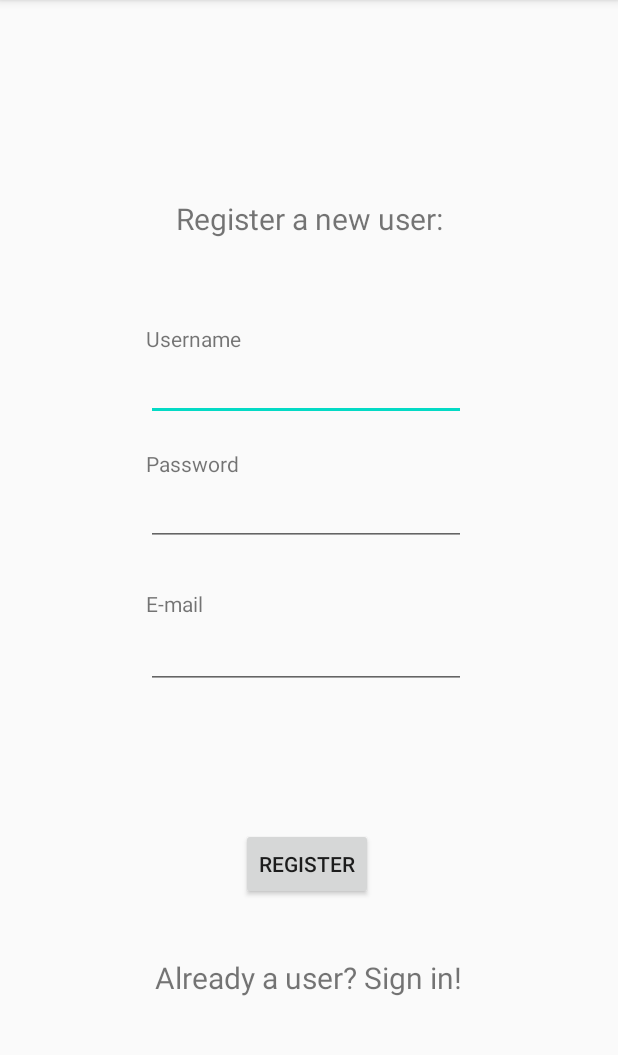
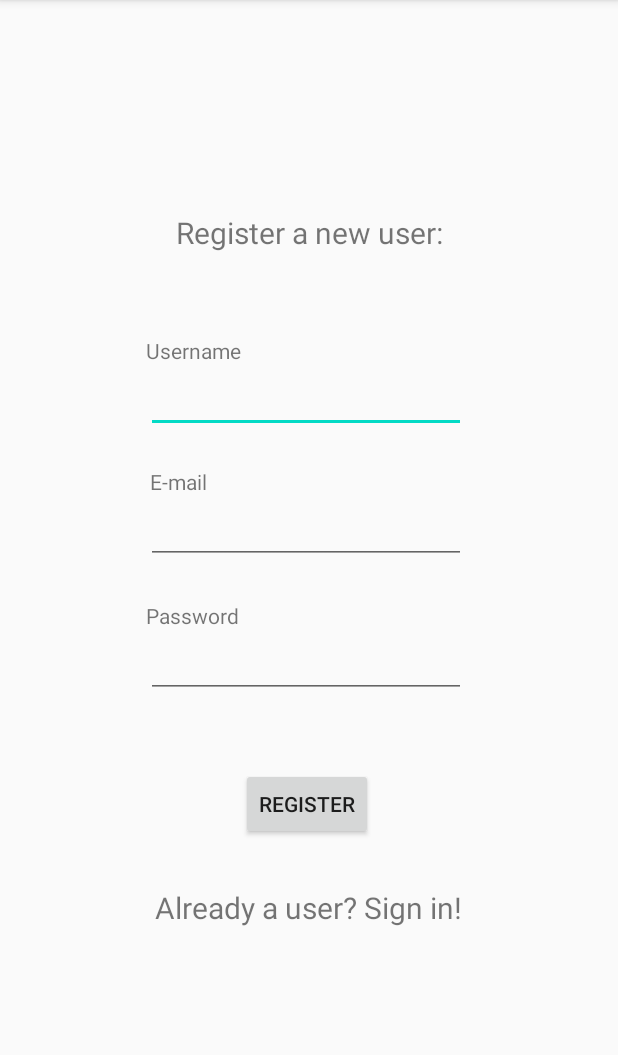
Before and after one commit to Tompparella/CiviVPlanner, an Android app: the screen it shows after launch (Register), after a tap on "New user? Register here", on a phone screen of 412 x 824 dp, the part 84-1139 px from its top. Run offline under Robolectric (Android 15) with nearby library versions, the phone set to English and light mode, and no system bars; our stand-ins replace Firebase (no records; nobody signed in at launch, a user with empty details on screens opened directly).

Commit message:
Toimiva käyttäjänhallinta, kirjautuminen, rekisteröityminen ja uloskirjautuminen.

```diff
--- a/app/src/main/java/com/example/javaharkka/Login.java
+++ b/app/src/main/java/com/example/javaharkka/Login.java
@@ -1,19 +1,51 @@
 package com.example.javaharkka;
 
+import androidx.annotation.NonNull;
 import androidx.appcompat.app.AppCompatActivity;
 
 import android.content.Intent;
 import android.os.Bundle;
 import android.view.View;
+import android.widget.Button;
+import android.widget.EditText;
 import android.widget.TextView;
+import android.widget.Toast;
+
+import com.google.android.gms.tasks.OnCompleteListener;
+import com.google.android.gms.tasks.Task;
+import com.google.firebase.auth.AuthResult;
+import com.google.firebase.auth.FirebaseAuth;
+import com.google.firebase.auth.FirebaseUser;
 
 public class Login extends AppCompatActivity {
 
     private TextView userRegister;
+    private FirebaseAuth fbAuth;
+    private EditText userEmail, userPswrd;
+    private Button btnLogin;
+
     @Override
     protected void onCreate(Bundle savedInstanceState) {
         super.onCreate(savedInstanceState);
         setContentView(R.layout.activity_login);
+
+        btnLogin = (Button) findViewById(R.id.btnLogin);
+        userEmail = (EditText) findViewById(R.id.etEmail);
+        userPswrd = (EditText) findViewById(R.id.etPassword);
+
+        btnLogin.setOnClickListener(new View.OnClickListener() {
+            @Override
+            public void onClick(View v) {
+                validate();
+            }
+        });
+
+        fbAuth = FirebaseAuth.getInstance();
+        FirebaseUser user = fbAuth.getCurrentUser();
+        if(user != null){
+            finish();
+            startActivity(new Intent(Login.this, MainActivity.class));
+        }
         userRegister = (TextView) findViewById(R.id.txtRegister);
         userRegister.setOnClickListener(new View.OnClickListener() {
             @Override
@@ -22,4 +54,27 @@ public class Login extends AppCompatActivity {
             }
         });
     }
+
+    private void validate(){
+        String email, password;
+        email = userEmail.getText().toString();
+        password = userPswrd.getText().toString();
+
+        if(email.isEmpty() || password.isEmpty()){
+            Toast.makeText(Login.this,"Enter your credentials",Toast.LENGTH_SHORT).show();
+        } else {
+            fbAuth.signInWithEmailAndPassword(email, password).addOnCompleteListener(new OnCompleteListener<AuthResult>() {
+                @Override
+                public void onComplete(@NonNull Task<AuthResult> task) {
+                    if (task.isSuccessful()) {
+                        Toast.makeText(Login.this, "Logged in", Toast.LENGTH_SHORT).show();
+                        startActivity(new Intent(Login.this, MainActivity.class));
+
+                    } else {
+                        Toast.makeText(Login.this, "Login failed", Toast.LENGTH_SHORT).show();
+                    }
+                }
+            });
+        }
+    }
 }
--- a/app/src/main/res/layout/activity_register.xml
+++ b/app/src/main/res/layout/activity_register.xml
@@ -12,12 +12,12 @@
         android:layout_height="wrap_content"
         android:ems="10"
         android:inputType="textPersonName"
-        app:layout_constraintBottom_toBottomOf="parent"
+        app:layout_constraintBottom_toTopOf="@+id/etEmail"
         app:layout_constraintEnd_toEndOf="parent"
         app:layout_constraintHorizontal_bias="0.489"
         app:layout_constraintStart_toStartOf="parent"
         app:layout_constraintTop_toTopOf="parent"
-        app:layout_constraintVertical_bias="0.326" />
+        app:layout_constraintVertical_bias="0.852" />
 
     <TextView
         android:id="@+id/textView10"
@@ -25,11 +25,11 @@
         android:layout_height="wrap_content"
         android:text="Register a new user:"
         android:textSize="20sp"
-        app:layout_constraintBottom_toBottomOf="parent"
+        app:layout_constraintBottom_toTopOf="@+id/etUsername"
         app:layout_constraintEnd_toEndOf="parent"
         app:layout_constraintStart_toStartOf="parent"
         app:layout_constraintTop_toTopOf="parent"
-        app:layout_constraintVertical_bias="0.178" />
+        app:layout_constraintVertical_bias="0.653" />
 
     <TextView
         android:id="@+id/textView11"
@@ -53,8 +53,8 @@
         app:layout_constraintEnd_toEndOf="parent"
         app:layout_constraintHorizontal_bias="0.489"
         app:layout_constraintStart_toStartOf="parent"
-        app:layout_constraintTop_toBottomOf="@+id/etUsername"
-        app:layout_constraintVertical_bias="0.086" />
+        app:layout_constraintTop_toTopOf="parent"
+        app:layout_constraintVertical_bias="0.581" />
 
     <TextView
         android:id="@+id/textView12"
@@ -65,19 +65,20 @@
         app:layout_constraintEnd_toEndOf="parent"
         app:layout_constraintHorizontal_bias="0.278"
         app:layout_constraintStart_toStartOf="parent"
-        app:layout_constraintTop_toBottomOf="@+id/etUsername"
+        app:layout_constraintTop_toBottomOf="@+id/etEmail"
         app:layout_constraintVertical_bias="1.0" />
 
     <Button
         android:id="@+id/btnRegister"
         android:layout_width="wrap_content"
         android:layout_height="wrap_content"
-        android:layout_marginBottom="168dp"
         android:text="Register"
         app:layout_constraintBottom_toBottomOf="parent"
         app:layout_constraintEnd_toEndOf="parent"
         app:layout_constraintHorizontal_bias="0.495"
-        app:layout_constraintStart_toStartOf="parent" />
+        app:layout_constraintStart_toStartOf="parent"
+        app:layout_constraintTop_toTopOf="parent"
+        app:layout_constraintVertical_bias="0.711" />
 
     <TextView
         android:id="@+id/txtLogin"
@@ -90,32 +91,31 @@
         app:layout_constraintHorizontal_bias="0.497"
         app:layout_constraintStart_toStartOf="parent"
         app:layout_constraintTop_toBottomOf="@+id/btnRegister"
-        app:layout_constraintVertical_bias="0.269" />
+        app:layout_constraintVertical_bias="0.175" />
 
     <TextView
         android:id="@+id/textView14"
         android:layout_width="wrap_content"
         android:layout_height="wrap_content"
-        android:layout_marginTop="16dp"
-        android:layout_marginBottom="2dp"
         android:text="E-mail"
         app:layout_constraintBottom_toTopOf="@+id/etEmail"
         app:layout_constraintEnd_toEndOf="parent"
-        app:layout_constraintHorizontal_bias="0.26"
+        app:layout_constraintHorizontal_bias="0.268"
         app:layout_constraintStart_toStartOf="parent"
-        app:layout_constraintTop_toBottomOf="@+id/etPassword"
+        app:layout_constraintTop_toBottomOf="@+id/etUsername"
         app:layout_constraintVertical_bias="1.0" />
 
     <EditText
         android:id="@+id/etEmail"
         android:layout_width="wrap_content"
         android:layout_height="wrap_content"
+        android:layout_marginBottom="44dp"
         android:ems="10"
-        android:inputType="textPassword"
-        app:layout_constraintBottom_toTopOf="@+id/btnRegister"
+        android:inputType="textEmailAddress"
+        app:layout_constraintBottom_toTopOf="@+id/etPassword"
         app:layout_constraintEnd_toEndOf="parent"
         app:layout_constraintHorizontal_bias="0.489"
         app:layout_constraintStart_toStartOf="parent"
-        app:layout_constraintTop_toBottomOf="@+id/etPassword"
-        app:layout_constraintVertical_bias="0.35" />
+        app:layout_constraintTop_toTopOf="parent"
+        app:layout_constraintVertical_bias="1.0" />
 </androidx.constraintlayout.widget.ConstraintLayout>
--- a/build.gradle
+++ b/build.gradle
@@ -8,7 +8,7 @@ buildscript {
 
     }
     dependencies {
-        classpath 'com.android.tools.build:gradle:3.6.1'
+        classpath 'com.android.tools.build:gradle:3.6.2'
         classpath 'com.google.gms:google-services:4.3.3'
 
 
```
Also changed, not shown: app/src/main/java/com/example/javaharkka/MainActivity.java (+18 -0 lines), app/src/main/java/com/example/javaharkka/Register.java (+6 -6 lines), app/src/main/res/layout/activity_login.xml (+12 -12 lines), app/src/main/res/layout/activity_main.xml (+5 -5 lines).
